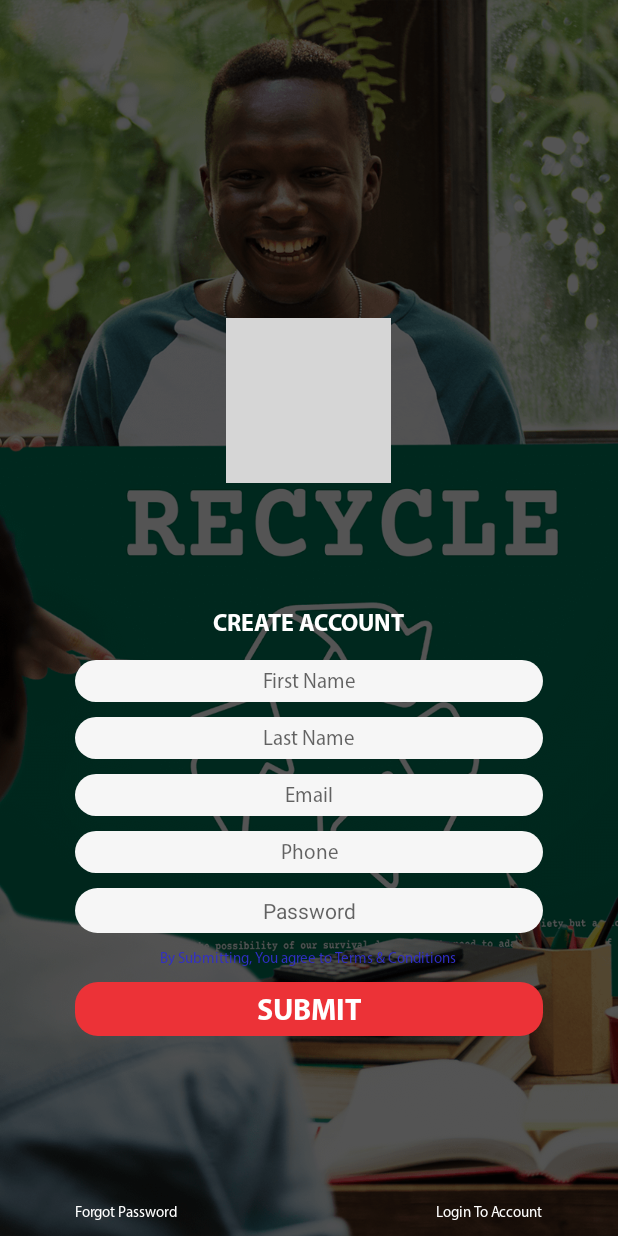
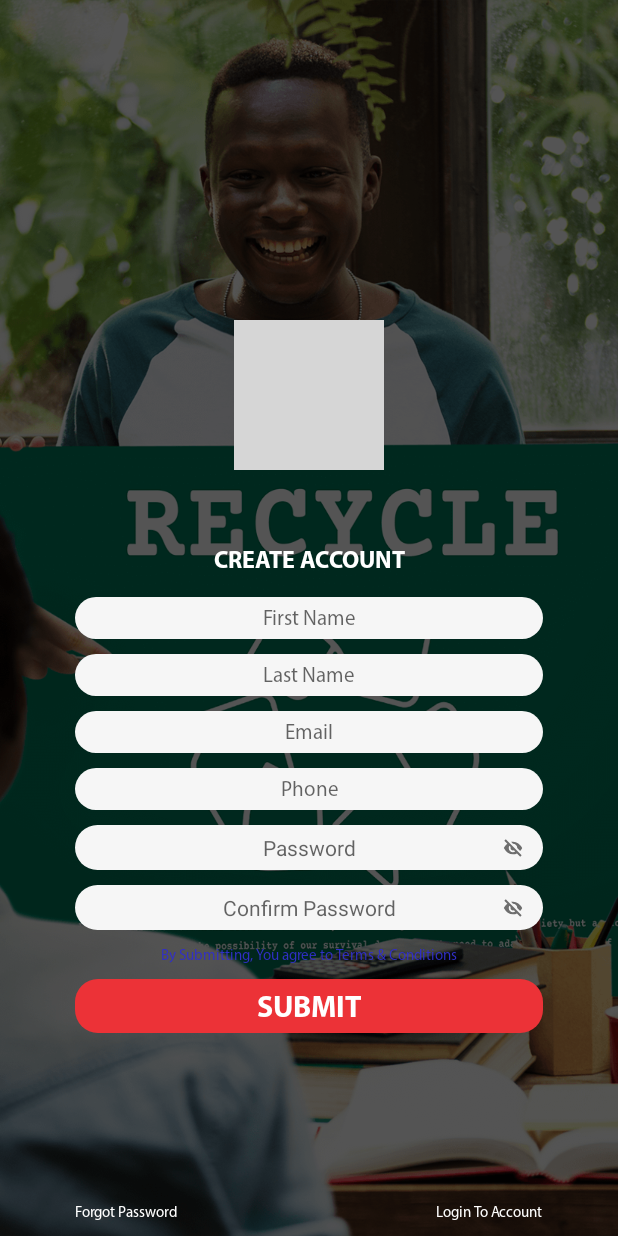
Before and after one commit to imranrasheeddeveloper/CircularAndroid, an Android app: the fragment FragSignUp placed in its activity, on a phone screen of 412 x 824 dp. Run offline under Robolectric (Android 15) with nearby library versions, the phone set to English and light mode, and no system bars; libraries missing offline, so code that uses them is left out: retrofit2.adapter.rxjava, rx.android.schedulers, rx.schedulers; grey boxes are pictures that could not be loaded.

Commit message:
singup add confirm password

```diff
--- a/app/src/main/java/com/circular/circular/fragments/FragSignUp.java
+++ b/app/src/main/java/com/circular/circular/fragments/FragSignUp.java
@@ -4,10 +4,12 @@ import android.annotation.SuppressLint;
 import android.content.Intent;
 import android.graphics.Typeface;
 import android.os.Bundle;
+import android.text.method.PasswordTransformationMethod;
 import android.view.LayoutInflater;
 import android.view.View;
 import android.view.ViewGroup;
 import android.widget.EditText;
+import android.widget.ImageView;
 import android.widget.TextView;
 import android.widget.Toast;
 
@@ -38,8 +40,9 @@ public class FragSignUp extends Fragment {
     private EditText mEdLastName;
     private EditText mEdEmail;
     private EditText mEdPhone;
-    private EditText mEdPassword;
+    private EditText mEdPassword,mEdConfirmPassword;
     private RegisterViewModel viewModel;
+    private ImageView showPass, showConfirmPass;
     private LoginViewModel loginViewModel;
 
     PreferenceRepository preferenceRepository;
@@ -53,6 +56,7 @@ public class FragSignUp extends Fragment {
         loginViewModel = new ViewModelProvider(this).get(LoginViewModel.class);
 
         preferenceRepository = new PreferenceRepository();
+
         initControls();
         return mRootView;
     }
@@ -63,6 +67,36 @@ public class FragSignUp extends Fragment {
         mEdEmail        = mRootView.findViewById(R.id.ed_frag_signup_email);
         mEdPhone        = mRootView.findViewById(R.id.ed_frag_signup_phone);
         mEdPassword     = mRootView.findViewById(R.id.ed_frag_signup_password);
+        mEdConfirmPassword     = mRootView.findViewById(R.id.ed_frag_signup_confirm_password);
+        showPass     = mRootView.findViewById(R.id.show_signup_password);
+        showConfirmPass     = mRootView.findViewById(R.id.show_signup_confirm_password);
+
+        mEdPassword.setTransformationMethod(new PasswordTransformationMethod());
+        mEdConfirmPassword.setTransformationMethod(new PasswordTransformationMethod());
+
+        showPass.setOnClickListener(v -> {
+            if (showPass.getTag().equals("hide")) {
+                mEdPassword.setTransformationMethod(null);
+                showPass.setImageResource(R.drawable.show_password);
+                showPass.setTag("show");
+            } else {
+                mEdPassword.setTransformationMethod(new PasswordTransformationMethod());
+                showPass.setImageResource(R.drawable.hide_password);
+                showPass.setTag("hide");
+            }
+        });
+
+        showConfirmPass.setOnClickListener(v -> {
+            if (showConfirmPass.getTag().equals("hide")) {
+                mEdConfirmPassword.setTransformationMethod(null);
+                showConfirmPass.setImageResource(R.drawable.show_password);
+                showConfirmPass.setTag("show");
+            } else {
+                mEdConfirmPassword.setTransformationMethod(new PasswordTransformationMethod());
+                showConfirmPass.setImageResource(R.drawable.hide_password);
+                showConfirmPass.setTag("hide");
+            }
+        });
 
         mRootView.findViewById(R.id.tv_frag_signup_submit).setOnClickListener(view -> {
             if (mEdFirstName.getText().toString().isEmpty()){
@@ -93,7 +127,19 @@ public class FragSignUp extends Fragment {
 
             if (mEdPassword.getText().toString().isEmpty()){
                 Toast.makeText(getActivity(), getString(R.string.enter_password), Toast.LENGTH_LONG).show();
-                mEdPhone.requestFocus();
+                mEdPassword.requestFocus();
+                return;
+            }
+
+            if (mEdConfirmPassword.getText().toString().isEmpty()){
+                Toast.makeText(getActivity(), getString(R.string.enter_confirm_password), Toast.LENGTH_LONG).show();
+                mEdConfirmPassword.requestFocus();
+                return;
+            }
+
+            if (!mEdConfirmPassword.getText().toString().equalsIgnoreCase(mEdPassword.getText().toString())){
+                Toast.makeText(getActivity(), getString(R.string.incorrect_password), Toast.LENGTH_LONG).show();
+                mEdConfirmPassword.requestFocus();
                 return;
             }
 
--- /dev/null
+++ b/app/src/main/res/drawable/hide_password.xml
@@ -0,0 +1,5 @@
+<vector android:autoMirrored="true" android:height="24dp"
+    android:viewportHeight="544" android:viewportWidth="544"
+    android:width="24dp" xmlns:android="http://schemas.android.com/apk/res/android">
+    <path android:fillColor="@color/txtclr_dark_gray" android:pathData="M108,76L468,436 436,468 362,394Q321,416 272,416 208,416 154,377 99,338 64,272 79,245 102,218 124,190 144,176L76,108 108,76ZM368,272Q368,232 340,204 312,176 272,176L229,133Q254,128 272,128 337,128 392,168 446,208 480,272 474,285 461,304 448,323 434,338L368,272ZM272,368Q299,368 322,354L293,325Q283,328 272,328 249,328 233,312 216,295 216,272 216,263 220,252L190,222Q176,245 176,272 176,312 204,340 232,368 272,368Z"/>
+</vector>
--- /dev/null
+++ b/app/src/main/res/drawable/show_password.xml
@@ -0,0 +1,6 @@
+<vector android:autoMirrored="true" android:height="21dp"
+    android:viewportHeight="512" android:viewportWidth="512"
+    android:width="22dp" xmlns:android="http://schemas.android.com/apk/res/android">
+    <path android:fillColor="@color/green" android:pathData="m251.6,185.7c-36.9,0 -67,31.5 -67,70.3 0,38.7 30,70.3 67,70.3 36.9,0 67,-31.5 67,-70.3 0,-38.7 -30.1,-70.3 -67,-70.3z"/>
+    <path android:fillColor="@color/green" android:pathData="m251.6,367.1c-59.4,0 -107.8,-49.8 -107.8,-111.1 0,-61.3 48.4,-111.1 107.8,-111.1s107.8,49.8 107.8,111.1c0,61.3 -48.4,111.1 -107.8,111.1zM497.9,245.2c-63.8,-102.4 -149.8,-158.8 -241.9,-158.8 -92.1,0 -178.1,56.4 -241.9,158.8 -4.1,6.6 -4.1,15 0,21.6 63.8,102.4 149.8,158.8 241.9,158.8 92.1,0 178,-56.4 241.9,-158.8 4.1,-6.6 4.1,-15 0,-21.6z"/>
+</vector>
--- a/app/src/main/res/layout/frag_signup.xml
+++ b/app/src/main/res/layout/frag_signup.xml
@@ -26,18 +26,18 @@
         <RelativeLayout
             android:layout_width="match_parent"
             android:layout_height="0dp"
-            android:layout_weight="1.1" />
+            android:layout_weight="1" />
 
         <LinearLayout
             android:layout_width="match_parent"
             android:layout_height="0dp"
-            android:layout_weight="1"
+            android:layout_weight="0.7"
             android:gravity="center_horizontal"
             android:orientation="vertical">
 
             <ImageView
-                android:layout_width="110dp"
-                android:layout_height="110dp"
+                android:layout_width="100dp"
+                android:layout_height="100dp"
                 android:background="@drawable/oval_white"
                 android:src="@drawable/logo_1" />
         </LinearLayout>
@@ -50,13 +50,16 @@
             android:paddingStart="@dimen/hor_margin_main_content_sign"
             android:paddingEnd="@dimen/hor_margin_main_content_sign">
 
-
-
             <LinearLayout
                 android:layout_width="match_parent"
                 android:layout_height="wrap_content"
                 android:gravity="center"
                 android:orientation="vertical">
+
+            <androidx.constraintlayout.widget.ConstraintLayout
+                android:layout_width="match_parent"
+                android:layout_height="wrap_content"
+                android:gravity="center">
 
 
                 <TextView
@@ -66,6 +69,9 @@
                     android:text="@string/signup_title"
                     android:textColor="@android:color/white"
                     android:textSize="@dimen/fontsize_small"
+                    app:layout_constraintTop_toTopOf="parent"
+                    app:layout_constraintEnd_toEndOf="parent"
+                    app:layout_constraintStart_toStartOf="parent"
                     android:textStyle="bold" />
 
                 <EditText
@@ -79,6 +85,9 @@
                     android:inputType="textPersonName"
                     android:padding="5dp"
                     android:singleLine="true"
+                    app:layout_constraintTop_toBottomOf="@id/tv_frag_signup_title"
+                    app:layout_constraintEnd_toEndOf="parent"
+                    app:layout_constraintStart_toStartOf="parent"
                     android:textSize="@dimen/fontsize_tiny" />
 
                 <EditText
@@ -91,6 +100,9 @@
                     android:hint="@string/signup_last_name"
                     android:inputType="textPersonName"
                     android:padding="5dp"
+                    app:layout_constraintTop_toBottomOf="@id/ed_frag_signup_firstname"
+                    app:layout_constraintEnd_toEndOf="parent"
+                    app:layout_constraintStart_toStartOf="parent"
                     android:singleLine="true"
                     android:textSize="@dimen/fontsize_tiny" />
 
@@ -104,6 +116,9 @@
                     android:hint="@string/signup_email"
                     android:inputType="textEmailAddress"
                     android:padding="5dp"
+                    app:layout_constraintTop_toBottomOf="@id/ed_frag_signup_lastname"
+                    app:layout_constraintEnd_toEndOf="parent"
+                    app:layout_constraintStart_toStartOf="parent"
                     android:singleLine="true"
                     android:textSize="@dimen/fontsize_tiny" />
 
@@ -116,6 +131,9 @@
                     android:gravity="center_horizontal"
                     android:hint="@string/signup_phone"
                     android:inputType="phone"
+                    app:layout_constraintTop_toBottomOf="@id/ed_frag_signup_email"
+                    app:layout_constraintEnd_toEndOf="parent"
+                    app:layout_constraintStart_toStartOf="parent"
                     android:padding="5dp"
                     android:singleLine="true"
                     android:textSize="@dimen/fontsize_tiny" />
@@ -128,14 +146,58 @@
                     android:background="@drawable/round_rect_dark_white_normal"
                     android:gravity="center_horizontal"
                     android:hint="@string/signup_password"
+                    app:layout_constraintTop_toBottomOf="@id/ed_frag_signup_phone"
+                    app:layout_constraintEnd_toEndOf="parent"
+                    app:layout_constraintStart_toStartOf="parent"
                     android:padding="5dp"
                     android:singleLine="true"
                     android:textSize="@dimen/fontsize_tiny" />
+
+                <ImageView
+                    android:id="@+id/show_signup_password"
+                    android:layout_width="16dp"
+                    android:layout_height="16dp"
+                    android:tag="hide"
+                    app:layout_constraintEnd_toEndOf="@id/ed_frag_signup_password"
+                    app:layout_constraintTop_toTopOf="@id/ed_frag_signup_password"
+                    app:layout_constraintBottom_toBottomOf="@id/ed_frag_signup_password"
+                    android:layout_marginEnd="12dp"
+                    android:src="@drawable/hide_password" />
+
+
+                <EditText
+                    android:id="@+id/ed_frag_signup_confirm_password"
+                    android:layout_width="match_parent"
+                    android:layout_height="wrap_content"
+                    android:layout_marginTop="10dp"
+                    android:background="@drawable/round_rect_dark_white_normal"
+                    android:gravity="center_horizontal"
+                    android:hint="@string/signup_confirm_password"
+                    android:padding="5dp"
+                    app:layout_constraintTop_toBottomOf="@id/ed_frag_signup_password"
+                    app:layout_constraintEnd_toEndOf="parent"
+                    app:layout_constraintStart_toStartOf="parent"
+                    android:singleLine="true"
+                    android:textSize="@dimen/fontsize_tiny" />
+
+                <ImageView
+                    android:id="@+id/show_signup_confirm_password"
+                    android:layout_width="16dp"
+                    android:layout_height="16dp"
+                    android:tag="hide"
+                    app:layout_constraintEnd_toEndOf="@id/ed_frag_signup_confirm_password"
+                    app:layout_constraintTop_toTopOf="@id/ed_frag_signup_confirm_password"
+                    app:layout_constraintBottom_toBottomOf="@id/ed_frag_signup_confirm_password"
+                    android:layout_marginEnd="12dp"
+                    android:src="@drawable/hide_password" />
 
                 <RelativeLayout
                     android:id="@+id/rl_frag_signup_toc_parent"
                     android:layout_width="wrap_content"
                     android:layout_height="wrap_content"
+                    app:layout_constraintTop_toBottomOf="@id/ed_frag_signup_confirm_password"
+                    app:layout_constraintEnd_toEndOf="parent"
+                    app:layout_constraintStart_toStartOf="parent"
                     android:layout_marginTop="10dp">
 
                     <TextView
@@ -155,10 +217,15 @@
                     android:background="@drawable/round_rect_red_selector"
                     android:gravity="center_horizontal"
                     android:padding="5dp"
+                    app:layout_constraintTop_toBottomOf="@id/rl_frag_signup_toc_parent"
+                    app:layout_constraintStart_toStartOf="parent"
+                    app:layout_constraintEnd_toEndOf="parent"
                     android:text="@string/submit"
                     android:textColor="@android:color/white"
                     android:textSize="@dimen/fontsize_big" />
+            </androidx.constraintlayout.widget.ConstraintLayout>
             </LinearLayout>
+
         </ScrollView>
 
         <LinearLayout
--- a/app/src/main/res/values/strings.xml
+++ b/app/src/main/res/values/strings.xml
@@ -18,6 +18,8 @@
     <string name="signup_email">Email</string>
     <string name="signup_phone">Phone</string>
     <string name="signup_password">Password</string>
+    <string name="signup_confirm_password">Confirm Password</string>
+
     <string name="submit">SUBMIT</string>
     <string name="signup_toc">By Submitting, You agree to Terms &amp; Conditions</string>
     <string name="signup_login">Login To Account</string>
@@ -27,6 +29,8 @@
     <string name="enter_valid_email">Please Enter Valid Email!</string>
     <string name="enter_phone">Please Enter Your Phone!</string>
     <string name="enter_password">Please Enter Your Password!</string>
+    <string name="enter_confirm_password">Please Confirm Your Password!</string>
+    <string name="incorrect_password">Password doesn\'t match!</string>
 
     <string name="signin_title">LOGIN</string>
     <string name="signin_email_username">Email / Username</string>
```
